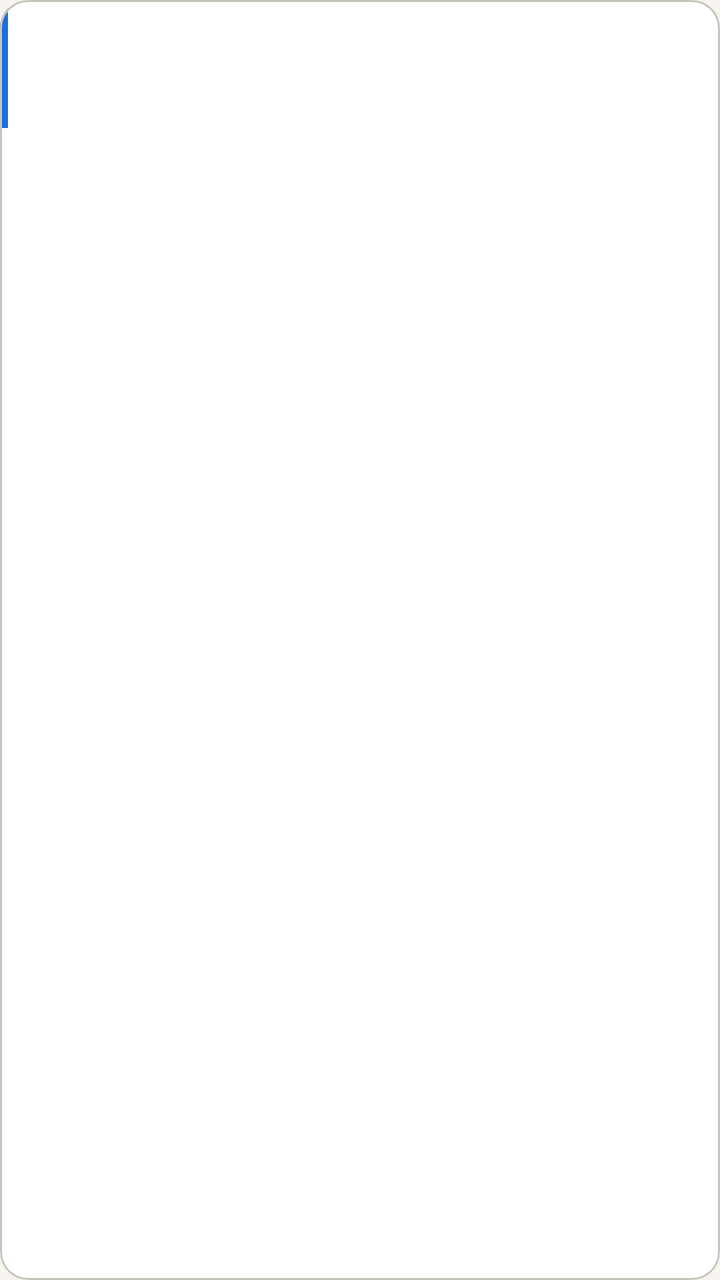
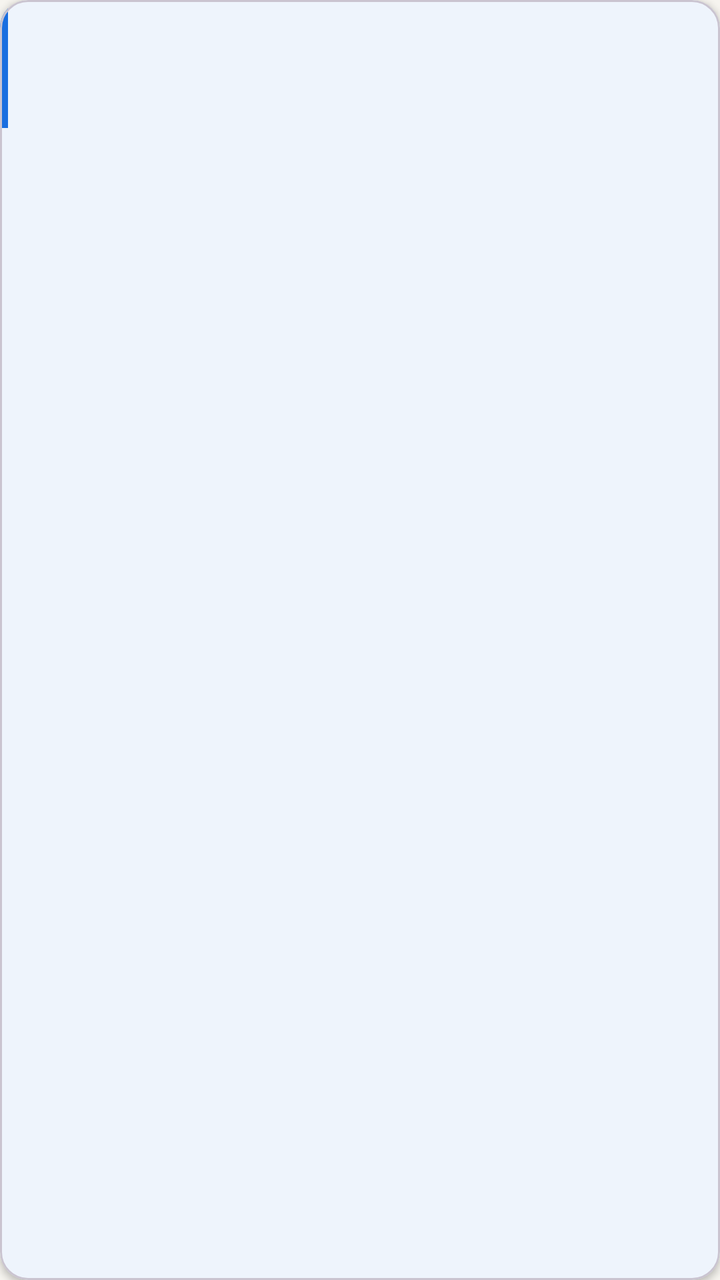

Screens rendered from an Android XML layout before and after an edit, with the pre-edit source and the edit as a unified diff.
<!-- AndroidManifest.xml: application theme Theme.MPProject -->
<!-- res/layout/item_agenda_event.xml -->
<?xml version="1.0" encoding="utf-8"?>
<com.google.android.material.card.MaterialCardView xmlns:android="http://schemas.android.com/apk/res/android"
    xmlns:app="http://schemas.android.com/apk/res-auto"
    android:layout_width="match_parent"
    android:layout_height="wrap_content"
    android:layout_marginBottom="8dp"
    app:cardBackgroundColor="?attr/colorSurface"
    app:cardCornerRadius="14dp"
    app:cardElevation="0dp"
    app:strokeColor="?attr/colorOutline"
    app:strokeWidth="1dp">

    <LinearLayout
        android:layout_width="match_parent"
        android:layout_height="wrap_content"
        android:minHeight="64dp"
        android:orientation="horizontal">

        
        <View
            android:id="@+id/view_type_strip"
            android:layout_width="4dp"
            android:layout_height="match_parent"
            android:background="@color/event_lecture" />

        <LinearLayout
            android:layout_width="0dp"
            android:layout_height="wrap_content"
            android:layout_marginStart="12dp"
            android:layout_marginTop="12dp"
            android:layout_marginEnd="12dp"
            android:layout_marginBottom="12dp"
            android:layout_weight="1"
            android:orientation="vertical">

            
            <TextView
                android:id="@+id/tv_event_title"
                android:layout_width="match_parent"
                android:layout_height="wrap_content"
                android:textColor="?attr/colorOnSurface"
                android:textSize="14sp"
                android:textStyle="bold" />

            
            <TextView
                android:id="@+id/tv_event_time"
                android:layout_width="match_parent"
                android:layout_height="wrap_content"
                android:layout_marginTop="2dp"
                android:textColor="?attr/colorOnSurface"
                android:textSize="12sp"
                android:alpha="0.7" />

            
            <TextView
                android:id="@+id/tv_event_module"
                android:layout_width="wrap_content"
                android:layout_height="wrap_content"
                android:layout_marginTop="4dp"
                android:background="@drawable/bg_rounded_surface"
                android:paddingHorizontal="8dp"
                android:paddingVertical="2dp"
                android:textColor="?attr/colorOnSurface"
                android:textSize="11sp"
                android:visibility="gone" />
        </LinearLayout>

        
        <LinearLayout
            android:layout_width="wrap_content"
            android:layout_height="match_parent"
            android:layout_marginEnd="12dp"
            android:gravity="center"
            android:orientation="vertical">

            <ImageView
                android:id="@+id/iv_recurring"
                android:layout_width="14dp"
                android:layout_height="14dp"
                android:contentDescription="Recurring"
                android:src="@drawable/ic_repeat"
                android:visibility="gone"
                app:tint="?attr/colorOnSurface" />

            <TextView
                android:id="@+id/tv_event_type"
                android:layout_width="wrap_content"
                android:layout_height="wrap_content"
                android:layout_marginTop="2dp"
                android:textSize="10sp"
                android:textStyle="bold" />
        </LinearLayout>

    </LinearLayout>
</com.google.android.material.card.MaterialCardView>
<!-- resources referenced by this layout -->
<resources>
  <color name="event_lecture">#1A6FE0</color>
  <!-- drawable bg_rounded_surface (drawable) -->
  <?xml version="1.0" encoding="utf-8"?>
  <shape xmlns:android="http://schemas.android.com/apk/res/android"
      android:shape="rectangle">
      <solid android:color="?attr/colorSurface" />
      <corners android:radius="16dp" />
      <stroke
          android:width="1dp"
          android:color="?attr/colorOutline" />
  </shape>
  <!-- drawable ic_repeat (drawable) -->
  <vector xmlns:android="http://schemas.android.com/apk/res/android"
      android:width="24dp"
      android:height="24dp"
      android:viewportWidth="24"
      android:viewportHeight="24">
      <path
          android:fillColor="@android:color/transparent"
          android:pathData="M17,17H7v-3l-4,4 4,4v-3h12v-6h-2M7,7h10v3l4,-4 -4,-4v3H5v6h2V7z"
          android:strokeWidth="0"
          android:fillType="evenOdd"/>
      <path
          android:fillColor="?attr/colorOnSurface"
          android:pathData="M17,17H7v-3l-4,4 4,4v-3h12v-6h-2M7,7h10v3l4,-4 -4,-4v3H5v6h2V7z"/>
  </vector>
  <style name="Theme.MPProject" parent="Theme.Material3.Light.NoActionBar">
          <item name="colorPrimary">@color/primary_light</item>
          <item name="colorOnPrimary">@color/on_primary</item>
          <item name="colorPrimaryContainer">@color/primary_container_light</item>
          <item name="colorSurface">@color/surface_light</item>
          <item name="colorSurfaceVariant">@color/surface_raised_light</item>
          <item name="android:colorBackground">@color/bg_light</item>
          <item name="colorOnBackground">@color/on_bg_light</item>
          <item name="colorOnSurface">@color/on_bg_light</item>
          <item name="colorOutline">@color/outline_light</item>
          <item name="colorError">@color/error</item>
          <item name="colorOnError">@color/on_error</item>
          
          <item name="android:statusBarColor">@android:color/transparent</item>
          <item name="android:navigationBarColor">@color/surface_light</item>
          <item name="android:windowLightStatusBar" tools:targetApi="23">true</item>
          <item name="android:windowLightNavigationBar" tools:targetApi="27">true</item>
          
          <item name="bottomNavigationStyle">@style/Widget.MPProject.BottomNavigationView</item>
      </style>
  <color name="primary_light">#1A6FE0</color>
  <color name="on_primary">#FFFFFF</color>
  <color name="primary_container_light">#D6E8FF</color>
  <color name="surface_light">#FFFFFF</color>
  <color name="surface_raised_light">#F0EDE6</color>
  <color name="bg_light">#F6F4EF</color>
  <color name="on_bg_light">#1A1814</color>
  <color name="outline_light">#C8C4BC</color>
  <color name="error">#DC2626</color>
  <color name="on_error">#FFFFFF</color>
  <style name="Widget.MPProject.BottomNavigationView" parent="Widget.Material3.BottomNavigationView">
          <item name="android:background">@color/surface_light</item>
          <item name="itemIconTint">@color/bottom_nav_item_color</item>
          <item name="itemTextColor">@color/bottom_nav_item_color</item>
          <item name="labelVisibilityMode">labeled</item>
      </style>
</resources>

<!-- the commit's change to res/layout/item_agenda_event.xml (unified diff, before → after) -->
@@ -6,91 +6,107 @@
     android:layout_marginBottom="8dp"
     app:cardBackgroundColor="?attr/colorSurface"
     app:cardCornerRadius="14dp"
-    app:cardElevation="0dp"
-    app:strokeColor="?attr/colorOutline"
-    app:strokeWidth="1dp">
+    app:cardElevation="2dp">
 
-    <LinearLayout
+    <androidx.constraintlayout.widget.ConstraintLayout
         android:layout_width="match_parent"
         android:layout_height="wrap_content"
-        android:minHeight="64dp"
-        android:orientation="horizontal">
+        android:minHeight="64dp">
 
         
         <View
             android:id="@+id/view_type_strip"
             android:layout_width="4dp"
-            android:layout_height="match_parent"
-            android:background="@color/event_lecture" />
+            android:layout_height="0dp"
+            android:background="@color/event_lecture"
+            app:layout_constraintBottom_toBottomOf="parent"
+            app:layout_constraintStart_toStartOf="parent"
+            app:layout_constraintTop_toTopOf="parent" />
 
-        <LinearLayout
+        
+        <TextView
+            android:id="@+id/tv_event_title"
             android:layout_width="0dp"
             android:layout_height="wrap_content"
             android:layout_marginStart="12dp"
             android:layout_marginTop="12dp"
-            android:layout_marginEnd="12dp"
-            android:layout_marginBottom="12dp"
-            android:layout_weight="1"
-            android:orientation="vertical">
-
-            
-            <TextView
-                android:id="@+id/tv_event_title"
-                android:layout_width="match_parent"
-                android:layout_height="wrap_content"
-                android:textColor="?attr/colorOnSurface"
-                android:textSize="14sp"
-                android:textStyle="bold" />
-
-            
-            <TextView
-                android:id="@+id/tv_event_time"
-                android:layout_width="match_parent"
-                android:layout_height="wrap_content"
-                android:layout_marginTop="2dp"
-                android:textColor="?attr/colorOnSurface"
-                android:textSize="12sp"
-                android:alpha="0.7" />
-
-            
-            <TextView
-                android:id="@+id/tv_event_module"
-                android:layout_width="wrap_content"
-                android:layout_height="wrap_content"
-                android:layout_marginTop="4dp"
-                android:background="@drawable/bg_rounded_surface"
-                android:paddingHorizontal="8dp"
-                android:paddingVertical="2dp"
-                android:textColor="?attr/colorOnSurface"
-                android:textSize="11sp"
-                android:visibility="gone" />
-        </LinearLayout>
+            android:layout_marginEnd="8dp"
+            android:textColor="?attr/colorOnSurface"
+            android:textSize="14sp"
+            android:textStyle="bold"
+            app:layout_constraintEnd_toStartOf="@id/iv_recurring"
+            app:layout_constraintStart_toEndOf="@id/view_type_strip"
+            app:layout_constraintTop_toTopOf="parent" />
 
         
-        <LinearLayout
+        <TextView
+            android:id="@+id/tv_event_date"
+            android:layout_width="0dp"
+            android:layout_height="wrap_content"
+            android:layout_marginTop="2dp"
+            android:alpha="0.7"
+            android:textColor="?attr/colorOnSurface"
+            android:textSize="12sp"
+            android:visibility="gone"
+            app:layout_constraintEnd_toEndOf="@id/tv_event_title"
+            app:layout_constraintStart_toStartOf="@id/tv_event_title"
+            app:layout_constraintTop_toBottomOf="@id/tv_event_title" />
+
+        
+        <TextView
+            android:id="@+id/tv_event_time"
+            android:layout_width="0dp"
+            android:layout_height="wrap_content"
+            android:layout_marginTop="2dp"
+            android:alpha="0.7"
+            android:textColor="?attr/colorOnSurface"
+            android:textSize="12sp"
+            app:layout_constraintEnd_toEndOf="@id/tv_event_title"
+            app:layout_constraintStart_toStartOf="@id/tv_event_title"
+            app:layout_constraintTop_toBottomOf="@id/tv_event_date" />
+
+        
+        <TextView
+            android:id="@+id/tv_event_module"
             android:layout_width="wrap_content"
-            android:layout_height="match_parent"
+            android:layout_height="wrap_content"
+            android:layout_marginTop="4dp"
+            android:background="@drawable/bg_rounded_surface"
+            android:paddingHorizontal="8dp"
+            android:paddingVertical="2dp"
+            android:textColor="?attr/colorOnSurface"
+            android:textSize="11sp"
+            android:visibility="gone"
+            app:layout_constraintStart_toStartOf="@id/tv_event_title"
+            app:layout_constraintTop_toBottomOf="@id/tv_event_time" />
+
+        
+        <androidx.constraintlayout.widget.Barrier
+            android:id="@+id/barrier_content_bottom"
+            android:layout_width="wrap_content"
+            android:layout_height="wrap_content"
+            app:barrierDirection="bottom"
+            app:constraint_referenced_ids="tv_event_title,tv_event_time,tv_event_module" />
+
+        
+        <Space
+            android:layout_width="match_parent"
+            android:layout_height="12dp"
+            app:layout_constraintTop_toBottomOf="@id/barrier_content_bottom" />
+
+        
+        <ImageView
+            android:id="@+id/iv_recurring"
+            android:layout_width="14dp"
+            android:layout_height="14dp"
             android:layout_marginEnd="12dp"
-            android:gravity="center"
-            android:orientation="vertical">
+            android:contentDescription="Recurring"
+            android:src="@drawable/ic_repeat"
+            android:visibility="gone"
+            app:layout_constraintBottom_toBottomOf="parent"
+            app:layout_constraintEnd_toEndOf="parent"
+            app:layout_constraintTop_toTopOf="parent"
+            app:tint="?attr/colorOnSurface" />
 
-            <ImageView
-                android:id="@+id/iv_recurring"
-                android:layout_width="14dp"
-                android:layout_height="14dp"
-                android:contentDescription="Recurring"
-                android:src="@drawable/ic_repeat"
-                android:visibility="gone"
-                app:tint="?attr/colorOnSurface" />
-
-            <TextView
-                android:id="@+id/tv_event_type"
-                android:layout_width="wrap_content"
-                android:layout_height="wrap_content"
-                android:layout_marginTop="2dp"
-                android:textSize="10sp"
-                android:textStyle="bold" />
-        </LinearLayout>
-
-    </LinearLayout>
+    </androidx.constraintlayout.widget.ConstraintLayout>
 </com.google.android.material.card.MaterialCardView>
